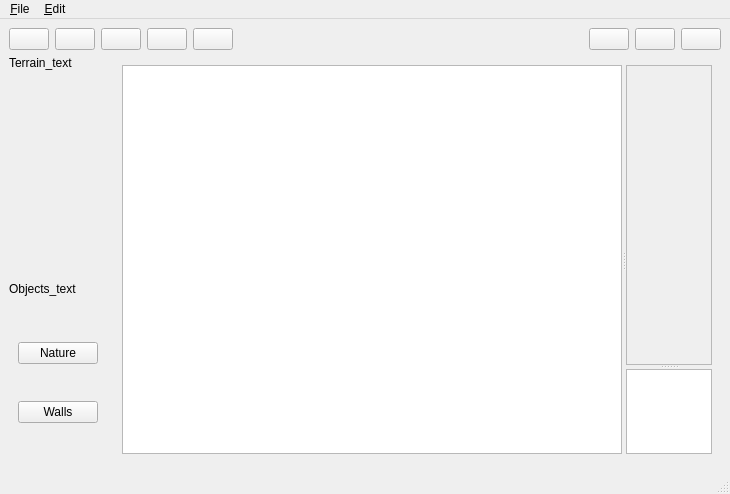
MATF-RS20/RS033-map-builder, file ui/main_window.ui: the form before one commit.
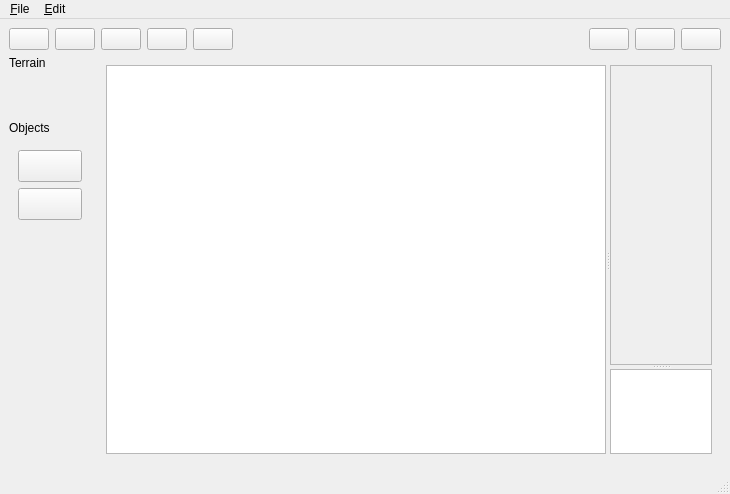
The form after the commit. Icons and pictures are not drawn.

The edit to the form file:
```diff
--- a/ui/main_window.ui
+++ b/ui/main_window.ui
@@ -28,7 +28,7 @@
            </size>
           </property>
           <property name="text">
-           <string>Terrain_text</string>
+           <string>Terrain</string>
           </property>
          </widget>
         </item>
@@ -73,19 +73,6 @@
           </property>
          </widget>
         </item>
-        <item>
-         <spacer name="vertical_spacer">
-          <property name="orientation">
-           <enum>Qt::Vertical</enum>
-          </property>
-          <property name="sizeHint" stdset="0">
-           <size>
-            <width>20</width>
-            <height>40</height>
-           </size>
-          </property>
-         </spacer>
-        </item>
         <item>
          <widget class="QLabel" name="lb_objects_text">
           <property name="sizePolicy">
@@ -101,12 +88,18 @@
            </size>
           </property>
           <property name="text">
-           <string>Objects_text</string>
+           <string>Objects</string>
           </property>
          </widget>
         </item>
         <item>
          <widget class="QScrollArea" name="scr_objects">
+          <property name="sizePolicy">
+           <sizepolicy hsizetype="Expanding" vsizetype="Expanding">
+            <horstretch>0</horstretch>
+            <verstretch>1</verstretch>
+           </sizepolicy>
+          </property>
           <property name="frameShape">
            <enum>QFrame::NoFrame</enum>
           </property>
@@ -128,24 +121,93 @@
              <x>0</x>
              <y>0</y>
              <width>98</width>
-             <height>148</height>
+             <height>302</height>
             </rect>
            </property>
            <layout class="QVBoxLayout" name="verticalLayout">
             <item>
-             <widget class="QPushButton" name="btn_nature">
+             <widget class="QToolButton" name="toolButton_2">
+              <property name="sizePolicy">
+               <sizepolicy hsizetype="Minimum" vsizetype="Fixed">
+                <horstretch>0</horstretch>
+                <verstretch>0</verstretch>
+               </sizepolicy>
+              </property>
+              <property name="minimumSize">
+               <size>
+                <width>64</width>
+                <height>32</height>
+               </size>
+              </property>
+              <property name="maximumSize">
+               <size>
+                <width>500</width>
+                <height>500</height>
+               </size>
+              </property>
               <property name="text">
-               <string>Nature</string>
+               <string/>
               </property>
+              <property name="icon">
+               <iconset resource="../resources.qrc">
+                <normaloff>:/icons/images/icons/land.png</normaloff>:/icons/images/icons/land.png</iconset>
+              </property>
+              <property name="iconSize">
+               <size>
+                <width>32</width>
+                <height>16</height>
+               </size>
+              </property>
              </widget>
             </item>
             <item>
-             <widget class="QPushButton" name="btn_walls">
+             <widget class="QToolButton" name="toolButton_3">
+              <property name="sizePolicy">
+               <sizepolicy hsizetype="Minimum" vsizetype="Fixed">
+                <horstretch>0</horstretch>
+                <verstretch>0</verstretch>
+               </sizepolicy>
+              </property>
+              <property name="minimumSize">
+               <size>
+                <width>64</width>
+                <height>32</height>
+               </size>
+              </property>
+              <property name="maximumSize">
+               <size>
+                <width>500</width>
+                <height>500</height>
+               </size>
+              </property>
               <property name="text">
-               <string>Walls</string>
+               <string/>
               </property>
+              <property name="icon">
+               <iconset resource="../resources.qrc">
+                <normaloff>:/icons/images/icons/land.png</normaloff>:/icons/images/icons/land.png</iconset>
+              </property>
+              <property name="iconSize">
+               <size>
+                <width>32</width>
+                <height>16</height>
+               </size>
+              </property>
              </widget>
             </item>
+            <item>
+             <spacer name="verticalSpacer">
+              <property name="orientation">
+               <enum>Qt::Vertical</enum>
+              </property>
+              <property name="sizeHint" stdset="0">
+               <size>
+                <width>20</width>
+                <height>40</height>
+               </size>
+              </property>
+             </spacer>
+            </item>
            </layout>
           </widget>
          </widget>
```
